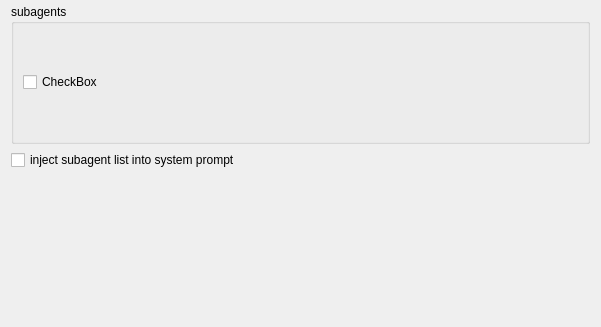
Above: ui_files/DeepagentSettingsWidget.ui from 05remla/new_reactor before the change; both pictures show x 0 to 601 and y 304 to 631 of the 601 by 631 pixel window. Below: the same form after it.
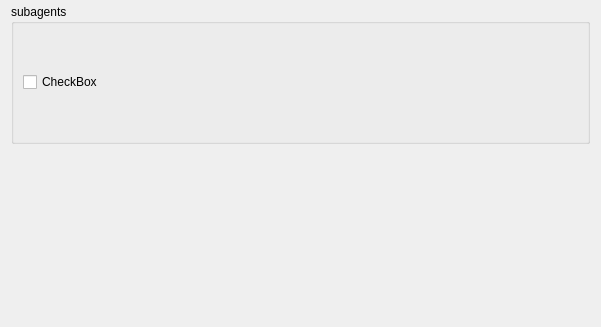
That is the form after the change.

Diff of the .ui file:
```diff
--- a/ui_files/DeepagentSettingsWidget.ui
+++ b/ui_files/DeepagentSettingsWidget.ui
@@ -164,13 +164,7 @@
      </layout>
     </widget>
    </item>
-   <item row="5" column="0">
-    <widget class="QCheckBox" name="checkBoxSubagentsToPrompt">
-     <property name="text">
-      <string>inject subagent list into system prompt</string>
-     </property>
-    </widget>
-   </item>
+
    <item row="3" column="0">
     <layout class="QHBoxLayout" name="horizontalLayout_2">
      <property name="leftMargin">
```
